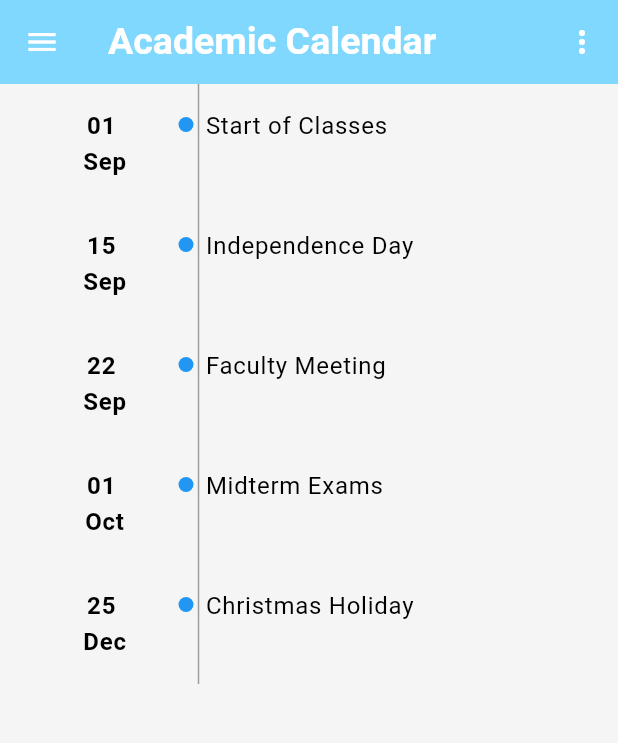
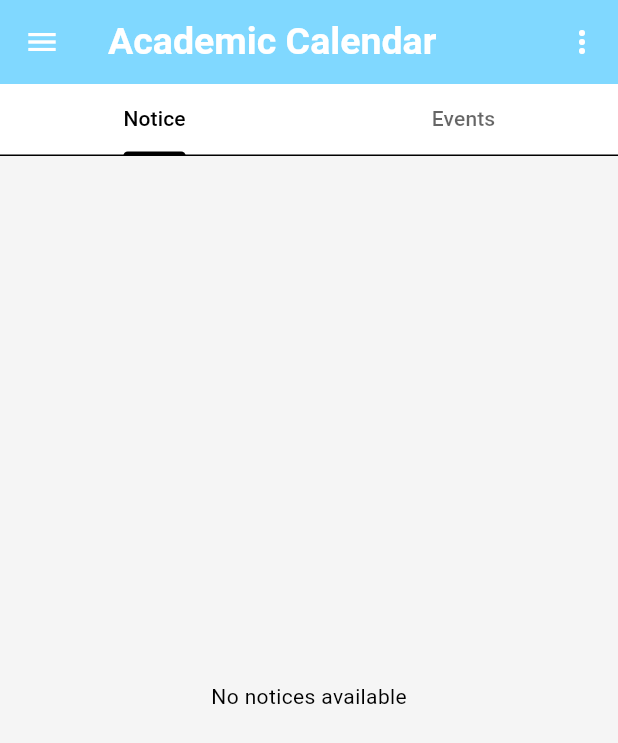
Before and after one commit to TasnimIslamRaisa/Class_Organizer, a Flutter app: the AcademicCalender screen opened directly, on a phone screen of 412 x 824 dp. Shown: the top 743 px of the screen. Run offline on Flutter 3.47's test engine with Material 3 defaults, Android fonts, the phone set to English and light mode, and no system bars; our stand-ins replace avatar_glow, barcode_widget, connectivity_plus, dropdown_search, file_picker, firebase_auth and 15 more; accounts and stored records are empty; project files that could hold a hidden picture were left out.

Commit message:
added by rafi

```diff
--- a/class_organizer/lib/ui/screens/students_screen/notes_screen.dart
+++ b/class_organizer/lib/ui/screens/students_screen/notes_screen.dart
@@ -2,8 +2,27 @@ import 'package:flutter/material.dart';
 import '../../../utility/profile_app_bar.dart';
 import '../../widgets/drawer_widget.dart';
 
-class AcademicCalender extends StatelessWidget {
+class AcademicCalender extends StatefulWidget {
   const AcademicCalender({super.key});
+
+  @override
+  _AcademicCalenderState createState() => _AcademicCalenderState();
+}
+
+class _AcademicCalenderState extends State<AcademicCalender> with SingleTickerProviderStateMixin {
+  late TabController _tabController;
+
+  @override
+  void initState() {
+    super.initState();
+    _tabController = TabController(length: 2, vsync: this); // Two tabs: Notice and Events
+  }
+
+  @override
+  void dispose() {
+    _tabController.dispose();
+    super.dispose();
+  }
 
   @override
   Widget build(BuildContext context) {
@@ -24,7 +43,33 @@ class AcademicCalender extends StatelessWidget {
         appBarbgColor: const Color(0xFF80D8FF),
       ),
       drawer: const DrawerWidget(),
-      body: ListView.builder(
+      body: Column(
+        children: [
+          // TabBar
+          Container(
+            color: Colors.white,
+            child: TabBar(
+              controller: _tabController,
+              indicatorColor: Colors.black, // Tab indicator color
+              labelColor: Colors.black, // Selected tab text color
+              unselectedLabelColor: Colors.black.withOpacity(0.6), // Unselected tab text color
+              tabs: const [
+                Tab(text: 'Notice'),
+                Tab(text: 'Events'),
+              ],
+            ),
+          ),
+
+          // TabBarView
+          Expanded(
+            child: TabBarView(
+              controller: _tabController,
+              children: [
+                // Content for Notice tab (currently a placeholder)
+                Center(child: Text('No notices available')),
+
+                // Content for Events tab (displays academicEvents list)
+                ListView.builder(
                   itemCount: academicEvents.length,
                   itemBuilder: (context, index) {
                     final event = academicEvents[index];
@@ -88,6 +133,11 @@ class AcademicCalender extends StatelessWidget {
                     );
                   },
                 ),
+              ],
+            ),
+          ),
+        ],
+      ),
     );
   }
 }
```
Lines whose indentation alone changed are shown as unchanged.
